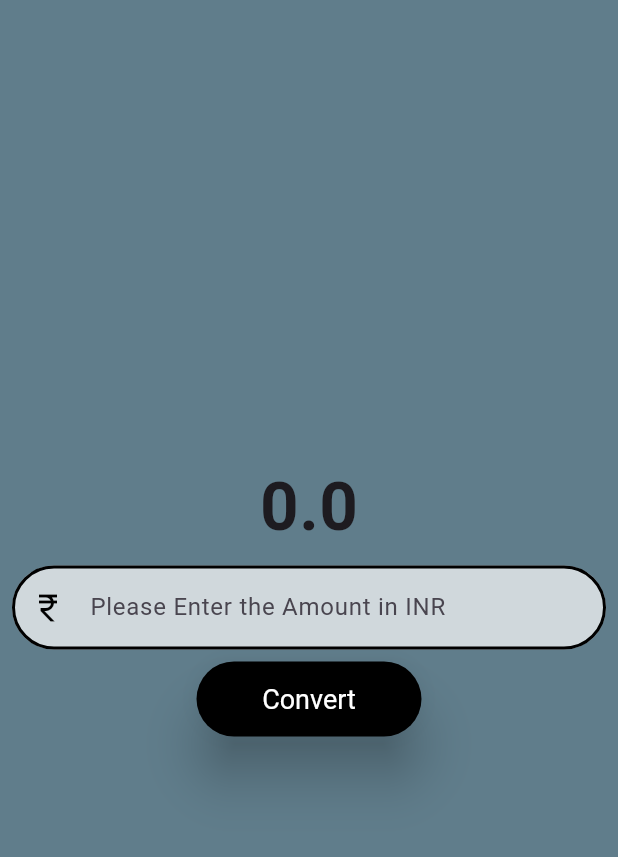
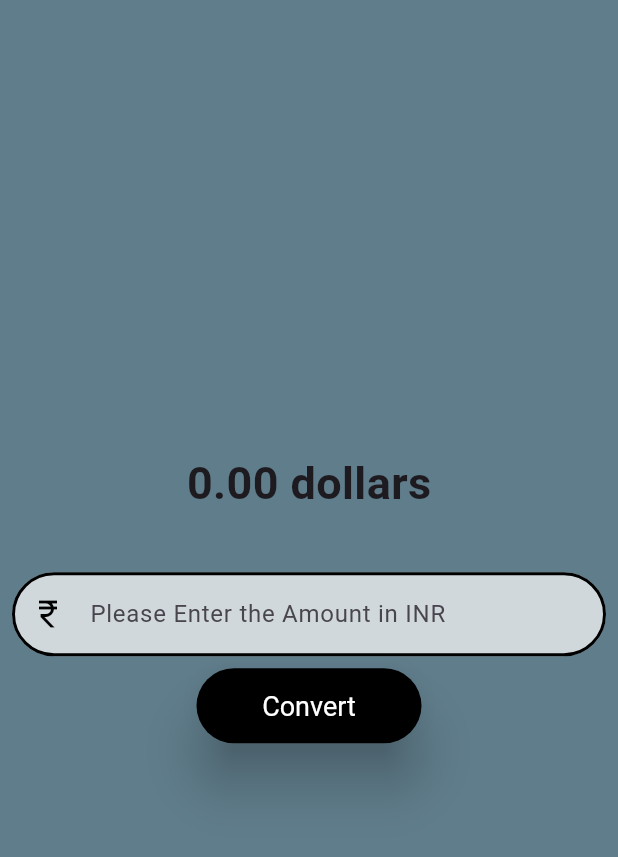
Before and after one commit to chiraglokhande04/Currency_Converter-Flutter-, a Flutter app: the screen it shows after launch, after a tap on "Convert", on a phone screen of 412 x 824 dp, the part 63-920 px from its top. Run offline on Flutter 3.47's test engine with Material 3 defaults, Android fonts, the phone set to English and light mode, and no system bars.

Commit message:
complete the project

```diff
--- a/lib/currency_converter.dart
+++ b/lib/currency_converter.dart
@@ -10,11 +10,23 @@ class CurrencyConverterMaterialPage extends StatefulWidget {
 }
 
 class _CurrencyConverterMaterialPageState extends State<StatefulWidget> {
+  double result = 0;
+  final TextEditingController textEditingController = TextEditingController();
+
+  void convert() {
+    setState(() {
+      result = double.parse(textEditingController.text) / 85.19;
+    });
+  }
+
+  @override
+  void dispose() {
+    textEditingController.dispose();
+    super.dispose();
+  }
+
   @override
   Widget build(BuildContext context) {
-    double result = 0;
-
-    final TextEditingController textEditingController = TextEditingController();
     return Scaffold(
       backgroundColor: Colors.blueGrey,
       appBar: AppBar(
@@ -27,10 +39,11 @@ class _CurrencyConverterMaterialPageState extends State<StatefulWidget> {
           mainAxisAlignment: MainAxisAlignment.center,
           children: [
             Text(
-              result.toString(),
-              style: const TextStyle(fontSize: 45, fontWeight: FontWeight.bold),
+              '${result.toStringAsFixed(2)} dollars',
+              style: const TextStyle(fontSize: 30, fontWeight: FontWeight.bold),
             ),
-            Padding(
+            Container(
+              margin: const EdgeInsets.fromLTRB(0, 30, 0, 0),
               padding: const EdgeInsets.all(8.0),
               child: TextField(
                 controller: textEditingController,
@@ -64,9 +77,7 @@ class _CurrencyConverterMaterialPageState extends State<StatefulWidget> {
               ),
             ),
             ElevatedButton(
-              onPressed: () {
-                result = double.parse(textEditingController.text * 81);
-              },
+              onPressed: convert,
               // style: const ButtonStyle(
               //   elevation: WidgetStatePropertyAll(5),
               //   backgroundColor: WidgetStatePropertyAll(Colors.black),
```
